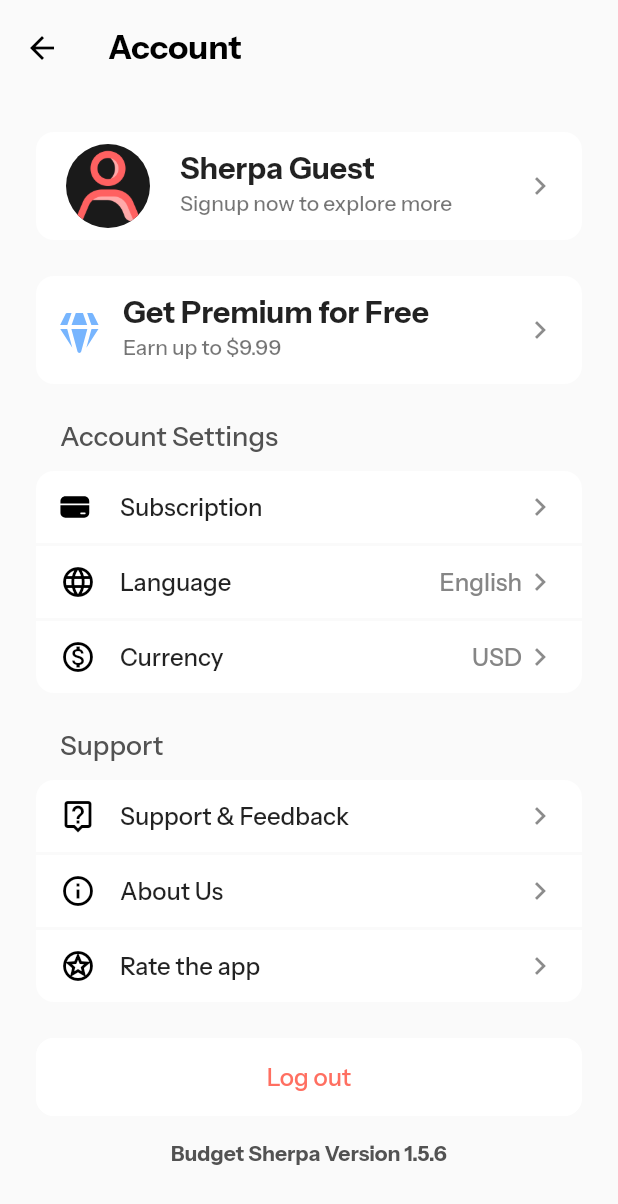
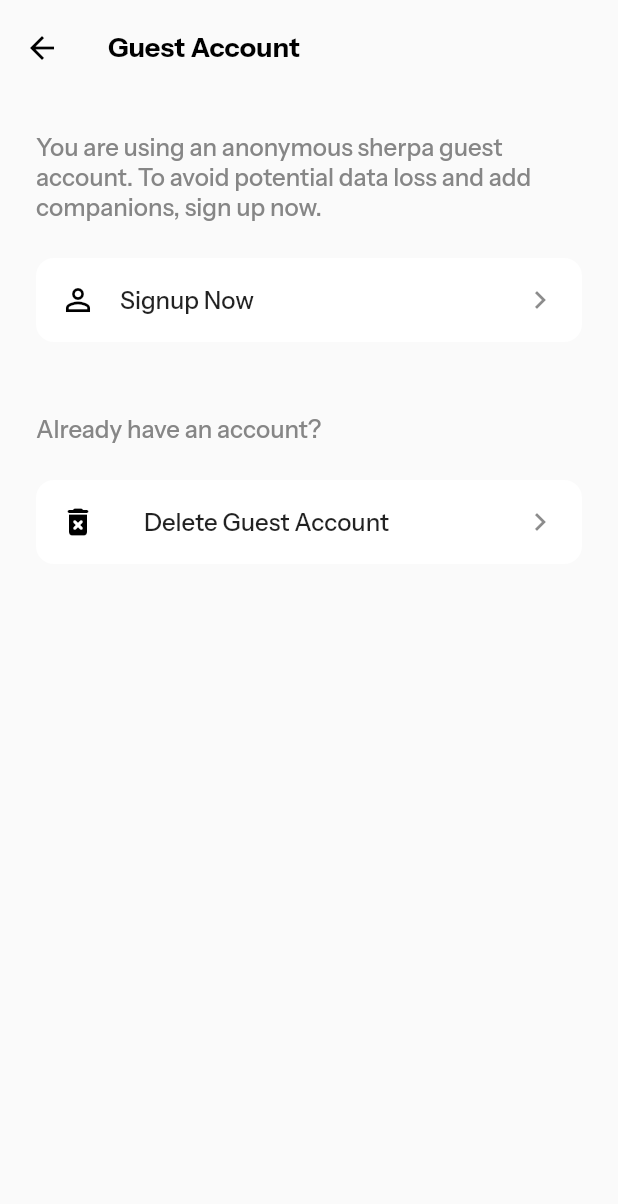
Before and after one commit to finnovetech/suyatra_mobile, a Flutter app: the AccountPage screen opened directly, after a tap on "Sherpa Guest", after a tap on the "chevron right" icon, on a phone screen of 412 x 824 dp. Shown: the top 1204 px of the screen. Run offline on Flutter 3.47's test engine with Material 3 defaults, Android fonts, the phone set to English and light mode, and no system bars; our stand-ins replace cached_network_image, carousel_slider, cloud_firestore, dartz, equatable, firebase_auth and 14 more; accounts and stored records are empty; network calls fail; project files that could hold a hidden picture were left out.

Commit message:
added guest account UI

```diff
--- a/suyatra/lib/constants/app_colors.dart
+++ b/suyatra/lib/constants/app_colors.dart
@@ -31,3 +31,4 @@ const himalayanBlue = Color(0xFF77B5FE);
 const himalayanNight = Color(0xFF1A1A1A);
 
 const sunsetRed = Color(0xFFFF6F61);
+const red50 = Color(0xFFFF3D3D);
--- a/suyatra/lib/features/account/presentation/pages/account_page.dart
+++ b/suyatra/lib/features/account/presentation/pages/account_page.dart
@@ -75,7 +75,13 @@ class _AccountPageState extends State<AccountPage> {
         child: Column(
           children: [
             CustomListTile(
-              onTap: () {},
+              onTap: () {
+                if(user != null) {
+
+                } else {
+                  locator<NavigationService>().navigateToAndBack(guestAccountSettingsRoute);
+                }
+              },
               leading: Container(
                 height: 64.0,
                 width: 64.0,
--- /dev/null
+++ b/suyatra/lib/features/account/presentation/pages/guest/guest_account_settings_page.dart
@@ -0,0 +1,64 @@
+import 'package:flutter/material.dart';
+import 'package:suyatra/constants/app_colors.dart';
+import 'package:suyatra/constants/font_sizes.dart';
+import 'package:suyatra/core/service_locator.dart';
+import 'package:suyatra/services/app_routes.dart';
+import 'package:suyatra/services/navigation_service.dart';
+import 'package:suyatra/widgets/custom_list_tile.dart';
+
+class GuestAccountSettingsPage extends StatelessWidget {
+  const GuestAccountSettingsPage({super.key});
+
+  @override
+  Widget build(BuildContext context) {
+    return Scaffold(
+      appBar: AppBar(
+        centerTitle: false,
+        title: const Text("Guest Account"),
+      ),
+      body: SingleChildScrollView(
+        padding: const EdgeInsets.all(24.0),
+        child: Column(
+          crossAxisAlignment: CrossAxisAlignment.start,
+          children: [
+            const Text(
+              "You are using an anonymous sherpa guest account. To avoid potential data loss and add companions, sign up now.",
+              style: TextStyle(
+                fontSize: h9,
+                color: lightGrey,
+              ),
+            ),
+            const SizedBox(height: 24.0),
+            CustomListTile(
+              onTap: () {
+
+              },
+              leading: const Icon(
+                Icons.person_outline,
+                color: blackColor,
+              ),
+              leadingWidth: 24.0,
+              titleText: "Signup Now",
+            ),
+            const SizedBox(height: 48.0),
+            const Text(
+              "Already have an account?",
+              style: TextStyle(
+                fontSize: h9,
+                color: lightGrey,
+              ),
+            ),
+            const SizedBox(height: 24.0),
+            CustomListTile(
+              onTap: () {
+                locator<NavigationService>().navigateToAndBack(guestAccountDeleteRoute);
+              },
+              leading: const Icon(Icons.delete_forever_rounded, color: blackColor),
+              titleText: "Delete Guest Account",
+            ),
+          ],
+        ),
+      ),
+    );
+  }
+}
--- a/suyatra/lib/services/app_routes.dart
+++ b/suyatra/lib/services/app_routes.dart
@@ -1,4 +1,6 @@
 import 'package:flutter/material.dart';
+import 'package:suyatra/features/account/presentation/pages/guest/guest_account_delete_page.dart';
+import 'package:suyatra/features/account/presentation/pages/guest/guest_account_settings_page.dart';
 import 'package:suyatra/features/account/presentation/pages/support_page.dart';
 import 'package:suyatra/features/activities/presentation/pages/activity_notifications/activity_notification_settings_page.dart';
 import 'package:suyatra/features/activities/presentation/pages/activity_notifications/activity_notifications_page.dart';
@@ -55,8 +57,10 @@ const String layoutRoute = "layoutRoute";
 const String activityNotificationsRoute = "activityNotificationsRoute";
 const String activityNotificationSettingsRoute = "activityNotificationSettingsRoute";
 
-//support route names
+//account route names
 const String supportRoute = "supportRoute";
+const String guestAccountSettingsRoute = "guestAccountSettingsRoute";
+const String guestAccountDeleteRoute = "guestAccountDeleteRoute";
 
 Route<dynamic> generateRoute(RouteSettings settings) {
   switch (settings.name) {
@@ -132,7 +136,10 @@ Route<dynamic> generateRoute(RouteSettings settings) {
     //account routes
     case supportRoute:
       return customPageRoute(child: const SupportPage(), routeSettings: settings);
-
+    case guestAccountSettingsRoute:
+      return customPageRoute(child: const GuestAccountSettingsPage(), routeSettings: settings);
+    case guestAccountDeleteRoute:
+      return customPageRoute(child: const GuestAccountDeletePage(), routeSettings: settings);
     default:
       return MaterialPageRoute(builder: (context) => Material(child: Center(child: Text("No such route ${settings.name}"),)));
   }
```
Also changed, not shown: suyatra/lib/features/account/presentation/pages/guest/guest_account_delete_page.dart (added, +58 -0 lines), suyatra/assets/icons/delete_account.svg (added).
